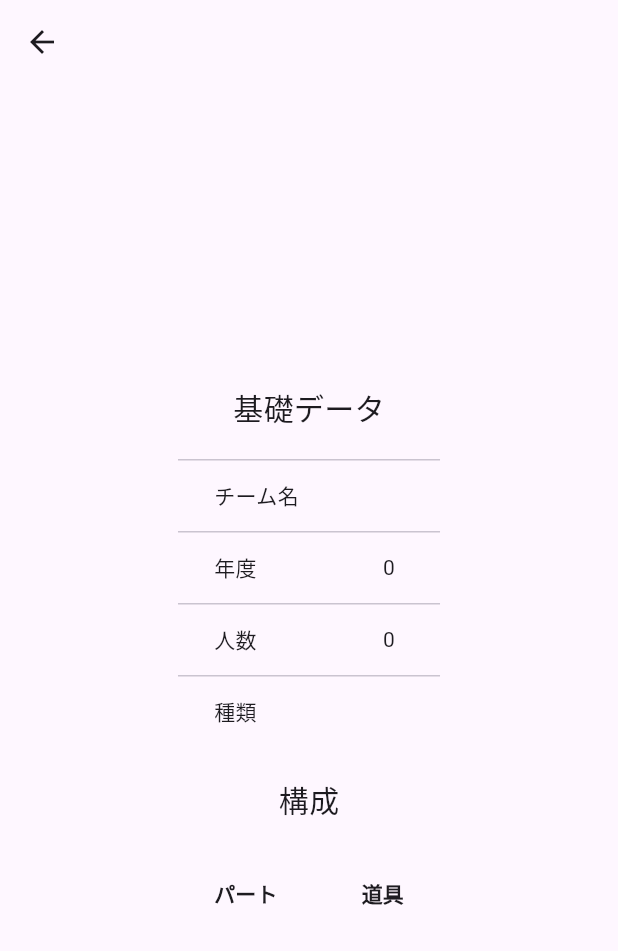
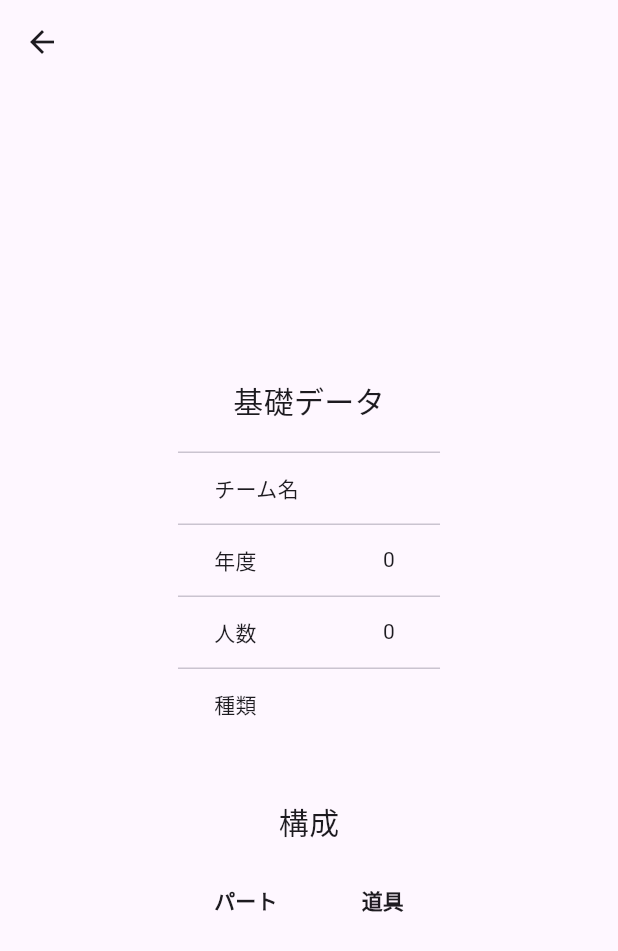
Before and after one commit to enklht/JDHelper, a Flutter app: the TeamDetail screen opened directly with empty values, on a phone screen of 412 x 824 dp. Shown: the top 951 px of the screen. Run offline on Flutter 3.47's test engine with Material 3 defaults, Android fonts, the light colour scheme and no system bars; missing offline and left inert: fuzzywuzzy.

Commit message:
fix: :bug: fix padding in team detail screen

```diff
--- a/lib/pages/team_detail_screen.dart
+++ b/lib/pages/team_detail_screen.dart
@@ -52,9 +52,9 @@ class TeamDetail extends StatelessWidget {
                     ),
                   ],
                 ),
-                const SizedBox(height: 20),
+                const SizedBox(height: 40),
                 const Text("構成", style: TextStyle(fontSize: 20)),
-                const SizedBox(height: 20),
+                const SizedBox(height: 10),
                 DataTable(
                   columns: const [
                     DataColumn(
```
